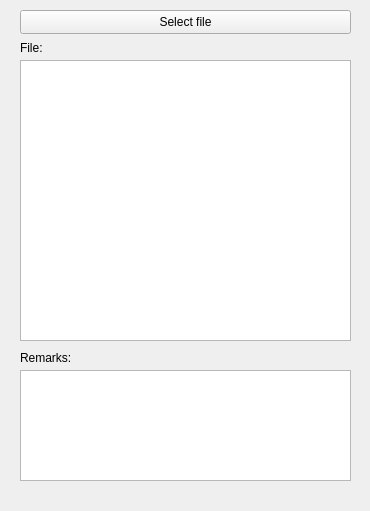
The window that mainform.ui (lalero/LobanovTest2) describes before a commit, drawn with Qt 5.
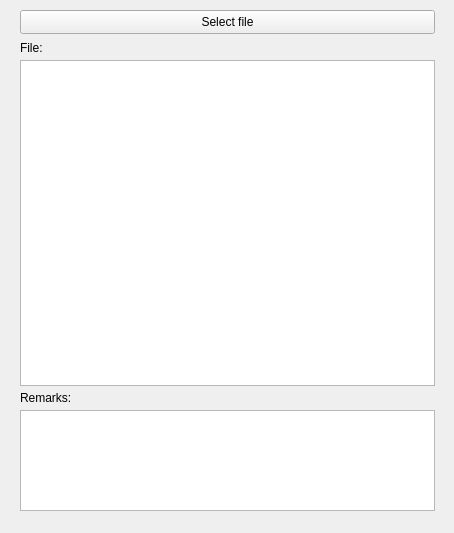
The same window after the commit.

What changed in the file:
```diff
--- a/mainform.ui
+++ b/mainform.ui
@@ -6,29 +6,19 @@
    <rect>
     <x>0</x>
     <y>0</y>
-    <width>370</width>
-    <height>511</height>
+    <width>454</width>
+    <height>533</height>
    </rect>
   </property>
   <property name="windowTitle">
    <string>Form</string>
   </property>
-  <widget class="QTableView" name="tableView">
-   <property name="geometry">
-    <rect>
-     <x>20</x>
-     <y>60</y>
-     <width>331</width>
-     <height>281</height>
-    </rect>
-   </property>
-  </widget>
   <widget class="QPushButton" name="pushButton">
    <property name="geometry">
     <rect>
      <x>20</x>
      <y>10</y>
-     <width>331</width>
+     <width>415</width>
      <height>24</height>
     </rect>
    </property>
@@ -69,9 +59,9 @@
    <property name="geometry">
     <rect>
      <x>20</x>
-     <y>370</y>
-     <width>331</width>
-     <height>111</height>
+     <y>410</y>
+     <width>415</width>
+     <height>101</height>
     </rect>
    </property>
   </widget>
@@ -79,7 +69,7 @@
    <property name="geometry">
     <rect>
      <x>20</x>
-     <y>350</y>
+     <y>390</y>
      <width>61</width>
      <height>16</height>
     </rect>
@@ -88,6 +78,16 @@
     <string>Remarks:</string>
    </property>
   </widget>
+  <widget class="QTableView" name="tableView">
+   <property name="geometry">
+    <rect>
+     <x>20</x>
+     <y>60</y>
+     <width>415</width>
+     <height>326</height>
+    </rect>
+   </property>
+  </widget>
  </widget>
  <resources/>
  <connections/>
```
